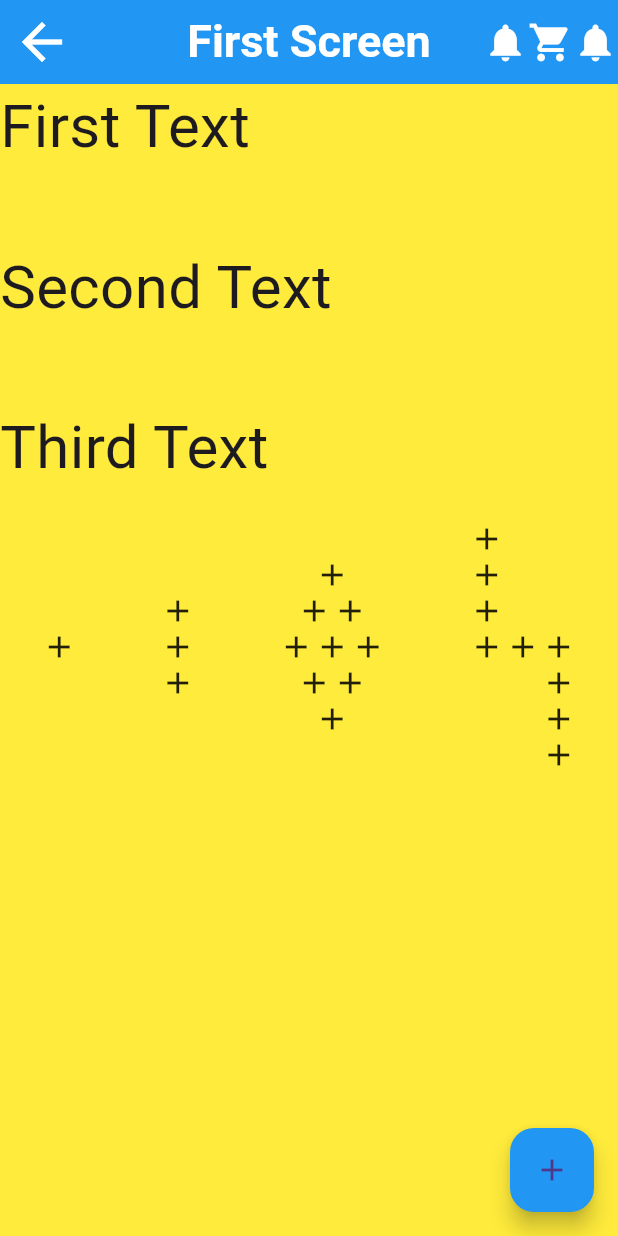
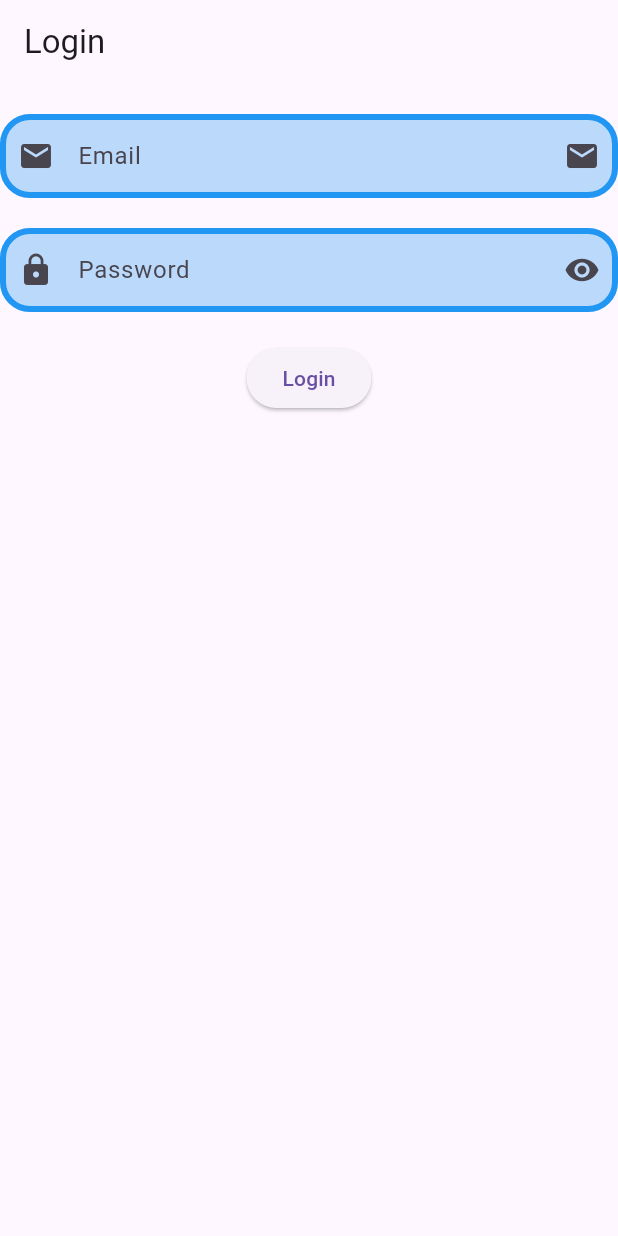
Before and after one commit to MuhammadAliKust/Haseeb-Project, a Flutter app: the screen it shows after launch, on a phone screen of 412 x 824 dp. Run offline on Flutter 3.47's test engine with Material 3 defaults, Android fonts, the phone set to English and light mode, and no system bars.

Commit message:
Login Form Done

```diff
--- /dev/null
+++ b/lib/login.dart
@@ -0,0 +1,78 @@
+import 'package:flutter/material.dart';
+
+class LoginView extends StatelessWidget {
+  const LoginView({super.key});
+
+  @override
+  Widget build(BuildContext context) {
+    return Scaffold(
+      appBar: AppBar(title: Text("Login")),
+      body: Column(
+        children: [
+          SizedBox(height: 20),
+          TextField(
+            // enabled: false,
+            keyboardType: TextInputType.emailAddress,
+            maxLines: 1,
+            decoration: InputDecoration(
+              label: Text("Email"),
+              hintText: 'test@gmail.com',
+              prefixIcon: Icon(Icons.email),
+              suffixIcon: Icon(Icons.email),
+              filled: true,
+              fillColor: Colors.blue.withOpacity(0.3),
+              enabledBorder: OutlineInputBorder(
+                borderSide: BorderSide(color: Colors.blue, width: 4),
+
+                borderRadius: BorderRadius.circular(20),
+              ),
+              focusedBorder: OutlineInputBorder(
+                borderSide: BorderSide(color: Colors.yellow, width: 4),
+
+                borderRadius: BorderRadius.circular(20),
+              ),
+              disabledBorder: OutlineInputBorder(
+                borderSide: BorderSide(color: Colors.grey, width: 4),
+
+                borderRadius: BorderRadius.circular(20),
+              ),
+            ),
+          ),
+          SizedBox(height: 20),
+
+          TextField(
+            // enabled: false,
+            obscureText: true,
+            keyboardType: TextInputType.emailAddress,
+            maxLines: 1,
+            decoration: InputDecoration(
+              label: Text("Password"),
+              hintText: 'Password must be 6 or more characters.',
+              prefixIcon: Icon(Icons.lock),
+              suffixIcon: Icon(Icons.visibility),
+              filled: true,
+              fillColor: Colors.blue.withOpacity(0.3),
+              enabledBorder: OutlineInputBorder(
+                borderSide: BorderSide(color: Colors.blue, width: 4),
+
+                borderRadius: BorderRadius.circular(20),
+              ),
+              focusedBorder: OutlineInputBorder(
+                borderSide: BorderSide(color: Colors.yellow, width: 4),
+
+                borderRadius: BorderRadius.circular(20),
+              ),
+              disabledBorder: OutlineInputBorder(
+                borderSide: BorderSide(color: Colors.grey, width: 4),
+
+                borderRadius: BorderRadius.circular(20),
+              ),
+            ),
+          ),
+          SizedBox(height: 20),
+          ElevatedButton(onPressed: () {}, child: Text("Login")),
+        ],
+      ),
+    );
+  }
+}
--- a/lib/main.dart
+++ b/lib/main.dart
@@ -1,4 +1,6 @@
 import 'package:flutter/material.dart';
+
+import 'login.dart';
 
 void main() {
   runApp(MyApp());
@@ -10,91 +12,92 @@
   @override
   Widget build(BuildContext context) {
     return MaterialApp(
-      home: Scaffold(
-        appBar: AppBar(
-          backgroundColor: Colors.blue,
-          title: Text(
-            'First Screen',
-            style: TextStyle(
-              fontSize: 30,
-              color: Colors.white,
-              fontWeight: FontWeight.bold,
-            ),
-          ),
-          centerTitle: true,
-          leading: Icon(Icons.arrow_back, color: Colors.white, size: 40),
-          actions: [
-            Icon(Icons.notifications, color: Colors.white, size: 30),
-            Icon(Icons.shopping_cart, color: Colors.white, size: 30),
-            Icon(Icons.notifications, color: Colors.white, size: 30),
-          ],
-        ),
-        backgroundColor: Colors.yellow,
-        body: Column(
-          mainAxisAlignment: MainAxisAlignment.start,
-          crossAxisAlignment: CrossAxisAlignment.start,
-          children: [
-            Text("First Text", style: TextStyle(fontSize: 40)),
-            SizedBox(height: 50),
-            Text("Second Text", style: TextStyle(fontSize: 40)),
-            SizedBox(height: 50),
-            Text("Third Text", style: TextStyle(fontSize: 40)),
-            SizedBox(height: 20),
-            Row(
-              mainAxisAlignment: MainAxisAlignment.spaceAround,
-              children: [
-                Icon(Icons.add),
-                Column(
-                  children: [Icon(Icons.add), Icon(Icons.add), Icon(Icons.add)],
-                ),
-                Column(
-                  children: [
-                    Icon(Icons.add),
-                    Row(children: [Icon(Icons.add), Icon(Icons.add)]),
-                    Row(
-                      children: [
-                        Icon(Icons.add),
-                        Icon(Icons.add),
-                        Icon(Icons.add),
-                      ],
-                    ),
-                    Row(children: [Icon(Icons.add), Icon(Icons.add)]),
-                    Icon(Icons.add),
-                  ],
-                ),
-                Column(
-                  crossAxisAlignment: CrossAxisAlignment.start,
-                  children: [
-                    Icon(Icons.add),
-                    Icon(Icons.add),
-                    Icon(Icons.add),
-                    Row(
-                      crossAxisAlignment: CrossAxisAlignment.start,
-                      children: [
-                        Icon(Icons.add),
-                        Icon(Icons.add),
-                        Column(
-                          children: [
-                            Icon(Icons.add),
-                            Icon(Icons.add),
-                            Icon(Icons.add),
-                            Icon(Icons.add),
-                          ],
-                        ),
-                      ],
-                    ),
-                  ],
-                ),
-              ],
-            ),
-          ],
-        ),
-        floatingActionButton: FloatingActionButton(
-          onPressed: () {},
-          child: Icon(Icons.add),
-          backgroundColor: Colors.blue,
-        ),
-      ),
+      home: LoginView(),
+      // home: Scaffold(
+      //   appBar: AppBar(
+      //     backgroundColor: Colors.blue,
+      //     title: Text(
+      //       'First Screen',
+      //       style: TextStyle(
+      //         fontSize: 30,
+      //         color: Colors.white,
+      //         fontWeight: FontWeight.bold,
+      //       ),
+      //     ),
+      //     centerTitle: true,
+      //     leading: Icon(Icons.arrow_back, color: Colors.white, size: 40),
+      //     actions: [
+      //       Icon(Icons.notifications, color: Colors.white, size: 30),
+      //       Icon(Icons.shopping_cart, color: Colors.white, size: 30),
+      //       Icon(Icons.notifications, color: Colors.white, size: 30),
+      //     ],
+      //   ),
+      //   backgroundColor: Colors.yellow,
+      //   body: Column(
+      //     mainAxisAlignment: MainAxisAlignment.start,
+      //     crossAxisAlignment: CrossAxisAlignment.start,
+      //     children: [
+      //       Text("First Text", style: TextStyle(fontSize: 40)),
+      //       SizedBox(height: 50),
+      //       Text("Second Text", style: TextStyle(fontSize: 40)),
+      //       SizedBox(height: 50),
+      //       Text("Third Text", style: TextStyle(fontSize: 40)),
+      //       SizedBox(height: 20),
+      //       Row(
+      //         mainAxisAlignment: MainAxisAlignment.spaceAround,
+      //         children: [
+      //           Icon(Icons.add),
+      //           Column(
+      //             children: [Icon(Icons.add), Icon(Icons.add), Icon(Icons.add)],
+      //           ),
+      //           Column(
+      //             children: [
+      //               Icon(Icons.add),
+      //               Row(children: [Icon(Icons.add), Icon(Icons.add)]),
+      //               Row(
+      //                 children: [
+      //                   Icon(Icons.add),
+      //                   Icon(Icons.add),
+      //                   Icon(Icons.add),
+      //                 ],
+      //               ),
+      //               Row(children: [Icon(Icons.add), Icon(Icons.add)]),
+      //               Icon(Icons.add),
+      //             ],
+      //           ),
+      //           Column(
+      //             crossAxisAlignment: CrossAxisAlignment.start,
+      //             children: [
+      //               Icon(Icons.add),
+      //               Icon(Icons.add),
+      //               Icon(Icons.add),
+      //               Row(
+      //                 crossAxisAlignment: CrossAxisAlignment.start,
+      //                 children: [
+      //                   Icon(Icons.add),
+      //                   Icon(Icons.add),
+      //                   Column(
+      //                     children: [
+      //                       Icon(Icons.add),
+      //                       Icon(Icons.add),
+      //                       Icon(Icons.add),
+      //                       Icon(Icons.add),
+      //                     ],
+      //                   ),
+      //                 ],
+      //               ),
+      //             ],
+      //           ),
+      //         ],
+      //       ),
+      //     ],
+      //   ),
+      //   floatingActionButton: FloatingActionButton(
+      //     onPressed: () {},
+      //     child: Icon(Icons.add),
+      //     backgroundColor: Colors.blue,
+      //   ),
+      // ),
     );
   }
 }
```
